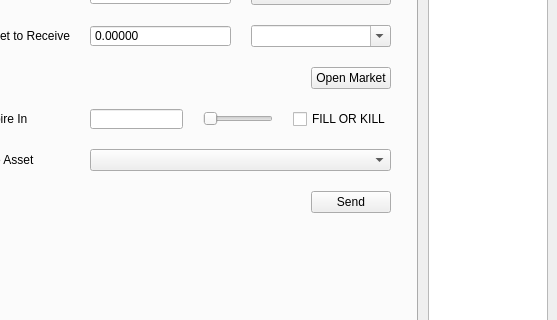
First picture: the form in bitsharesqt/mainwindow.ui, repository jhtitor/citadel, before the edit; both pictures show x 171 to 728 and y 133 to 453 of the 728 by 759 pixel window.
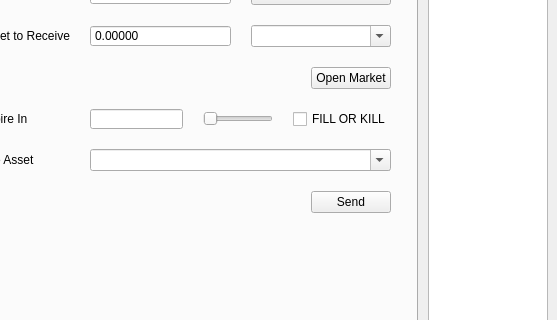
Second picture: the form after the edit. The open tabs and pages were chosen to show the change. Icons and pictures are not drawn. Custom widgets are drawn as their Qt base class.

Commit message: Make asset name field editable in the sale custom operation window.

The edit to the form file:
```diff
--- a/bitsharesqt/mainwindow.ui
+++ b/bitsharesqt/mainwindow.ui
@@ -2593,6 +2593,9 @@
                    <height>20</height>
                   </size>
                  </property>
+                 <property name="editable">
+                  <bool>true</bool>
+                 </property>
                 </widget>
                </item>
               </layout>
```
